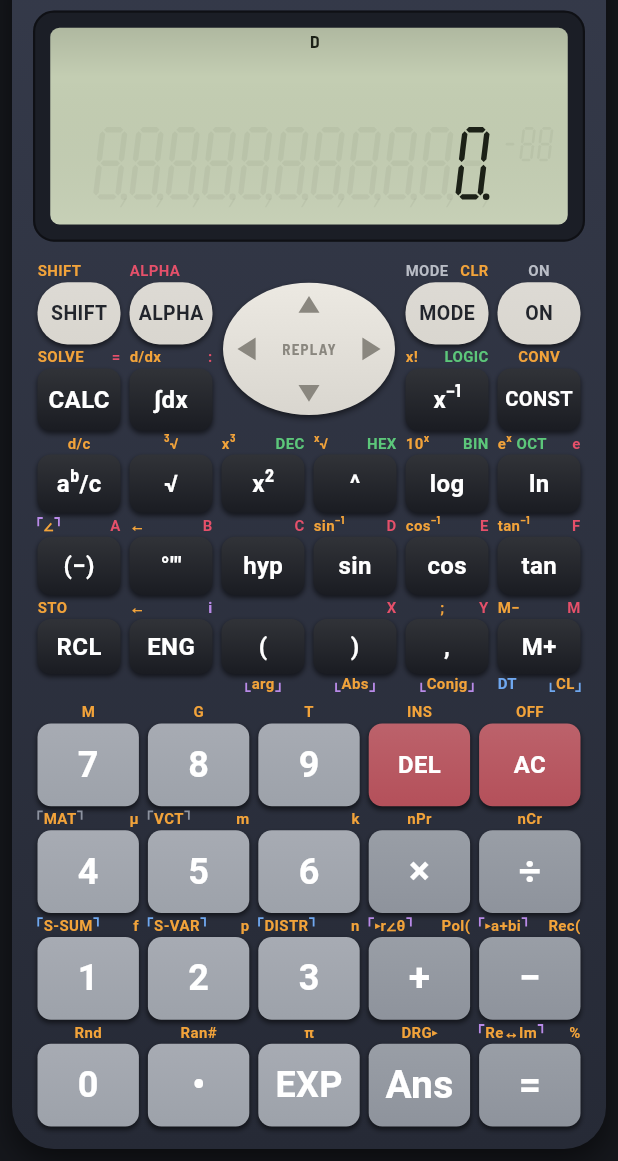
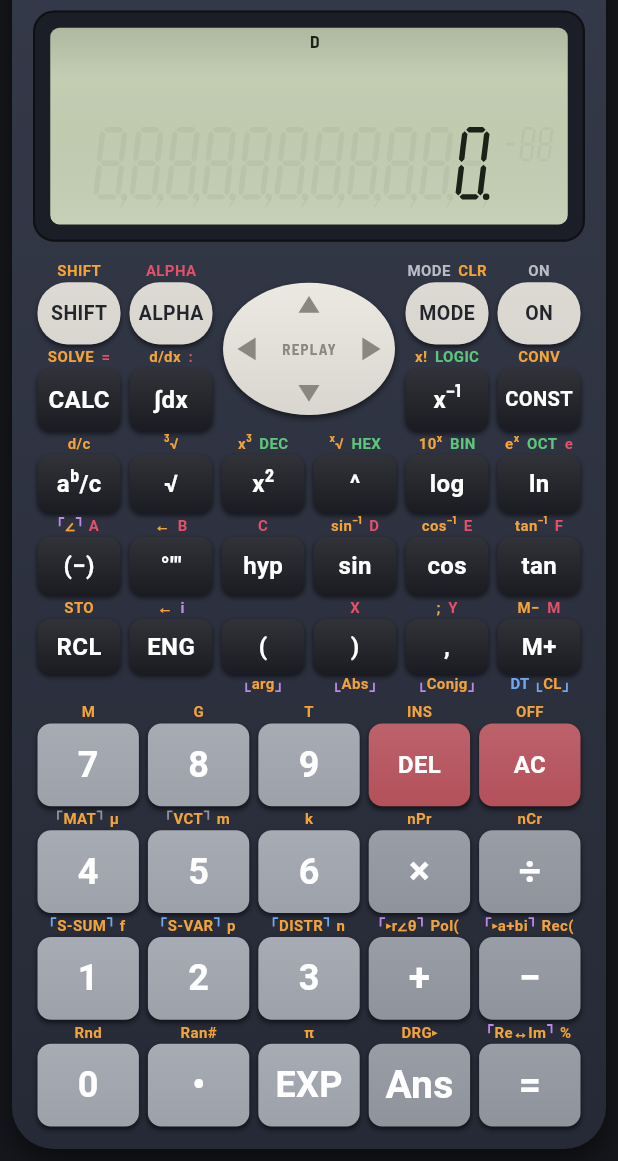
Before and after one commit to winzerprince/w-calc, a Flutter app: the screen it shows after launch, on a phone screen of 412 x 824 dp, the part 75-1236 px from its top. Run offline on Flutter 3.47's test engine with Material 3 defaults, Android fonts, the phone set to English and light mode, and no system bars; our stand-ins replace web; missing offline and left inert: dart:js_interop.

Commit message:
fix(ui): group key legends, exit MODE after last page, vibrate on press (#20)
- Each key's legends form one tight group centred over the key
- MODE on the last setup page returns to the calculation screen
- Key vibration: Android haptic key feedback; navigator.vibrate on web

Co-authored-by: Claude Opus 5.5 <noreply@anthropic.com>

```diff
--- a/lib/ui/calculator_screen.dart
+++ b/lib/ui/calculator_screen.dart
@@ -2,6 +2,7 @@ import 'package:flutter/material.dart';
 import 'package:flutter/services.dart';
 import 'package:wcalc_engine/wcalc_engine.dart';
 
+import 'haptics.dart';
 import 'keyboard_shortcuts.dart';
 import 'keypad.dart';
 import 'keypad_layout.dart';
@@ -37,7 +38,7 @@ class _CalculatorScreenState extends State<CalculatorScreen> {
   }
 
   void _press(CalcKey key) {
-    HapticFeedback.selectionClick();
+    keyVibration();
     setState(() => _calc.press(key));
   }
 
--- /dev/null
+++ b/lib/ui/haptics.dart
@@ -0,0 +1,7 @@
+import 'haptics_native.dart'
+    if (dart.library.js_interop) 'haptics_web.dart'
+    as impl;
+
+/// Brief vibration for a key press: native haptics on Android/iOS,
+/// `navigator.vibrate` in browsers that support it (Android Chrome).
+void keyVibration() => impl.keyVibration();
--- /dev/null
+++ b/lib/ui/haptics_native.dart
@@ -0,0 +1,4 @@
+import 'package:flutter/services.dart';
+
+/// Android: VIRTUAL_KEY feedback, the same short buzz as the system keyboard.
+void keyVibration() => HapticFeedback.lightImpact();
--- /dev/null
+++ b/lib/ui/haptics_web.dart
@@ -0,0 +1,12 @@
+import 'dart:js_interop';
+
+import 'package:web/web.dart' as web;
+
+/// Browsers: a 15 ms vibration (ignored where unsupported, e.g. iOS Safari).
+void keyVibration() {
+  try {
+    web.window.navigator.vibrate(15.toJS);
+  } catch (_) {
+    // Vibration API missing or blocked: silently skip.
+  }
+}
--- a/lib/ui/keypad.dart
+++ b/lib/ui/keypad.dart
@@ -195,78 +195,35 @@ class LegendStrip extends StatelessWidget {
   final List<KeyLabel> labels;
   final bool below;
 
-  Widget _slot(LabelSlot slot) {
-    final items = labels.where((l) => l.slot == slot).toList();
-    return Row(
-      mainAxisSize: MainAxisSize.min,
-      children: [
-        for (final (i, l) in items.indexed) ...[
-          if (i > 0) const SizedBox(width: 3),
-          LegendText(label: l, below: below),
-        ],
-      ],
-    );
-  }
-
   @override
   Widget build(BuildContext context) {
     if (labels.isEmpty) return const SizedBox.shrink();
-    // Each slot keeps its natural size, pinned to the key's left edge,
-    // centre or right edge (like the printed legends). If the legends are
-    // wider than the key, the whole strip scales down uniformly.
-    return LayoutBuilder(
-      builder: (context, constraints) {
-        final width = constraints.maxWidth;
-        return FittedBox(
-          fit: BoxFit.scaleDown,
-          child: _MinWidth(
-            width: width,
-            child: Row(
-              mainAxisSize: MainAxisSize.min,
-              children: [
-                _slot(LabelSlot.left),
-                const _Gap(),
-                _slot(LabelSlot.center),
-                const _Gap(),
-                _slot(LabelSlot.right),
-              ],
-            ),
-          ),
-        );
-      },
-    );
-  }
-}
-
-/// Expands to fill the remaining width between slots.
-class _Gap extends StatelessWidget {
-  const _Gap();
-
-  @override
-  Widget build(BuildContext context) => const SizedBox(width: 4);
-}
-
-/// Lays out [child] at its intrinsic width but at least [width], spreading
-/// the slots: left at the start, center in the middle, right at the end.
-class _MinWidth extends StatelessWidget {
-  const _MinWidth({required this.width, required this.child});
-
-  final double width;
-  final Row child;
-
-  @override
-  Widget build(BuildContext context) {
-    return IntrinsicWidth(
-      child: ConstrainedBox(
-        constraints: BoxConstraints(minWidth: width),
+    // Legends of one key form a tight group (left → centre → right order),
+    // centred over the key, so a key's legends are closer to each other than
+    // to the neighbouring keys' legends. Scales down if wider than the key.
+    final ordered = [
+      for (final slot in LabelSlot.values)
+        ...labels.where((l) => l.slot == slot),
+    ];
+    return Center(
+      child: FittedBox(
+        fit: BoxFit.scaleDown,
         child: Row(
-          mainAxisAlignment: MainAxisAlignment.spaceBetween,
-          children: child.children,
+          mainAxisSize: MainAxisSize.min,
+          children: [
+            for (final (i, l) in ordered.indexed) ...[
+              if (i > 0) const SizedBox(width: _legendGap),
+              LegendText(label: l, below: below),
+            ],
+          ],
         ),
       ),
     );
   }
 }
+
+/// Space between two legends of the same key.
+const double _legendGap = 5;
 
 /// One legend; mode-specific ones get corner brackets in the mode colour.
 class LegendText extends StatelessWidget {
--- a/packages/wcalc_engine/lib/src/calculator.dart
+++ b/packages/wcalc_engine/lib/src/calculator.dart
@@ -267,7 +267,9 @@ class Calculator {
       return;
     }
     if (key == CalcKey.mode && _modePages.contains(menu)) {
-      _menu = _modePages[(_modePages.indexOf(menu) + 1) % _modePages.length];
+      // After the last setup page, MODE returns to the calculation screen.
+      final next = _modePages.indexOf(menu) + 1;
+      _menu = next < _modePages.length ? _modePages[next] : null;
       return;
     }
     final d = key.digit;
--- a/pubspec.yaml
+++ b/pubspec.yaml
@@ -14,6 +14,7 @@ dependencies:
     sdk: flutter
   wcalc_engine:
     path: packages/wcalc_engine
+  web: ^1.1.2
 
 dev_dependencies:
   flutter_test:
```
Also changed, not shown: pubspec.lock, 2 other files.
